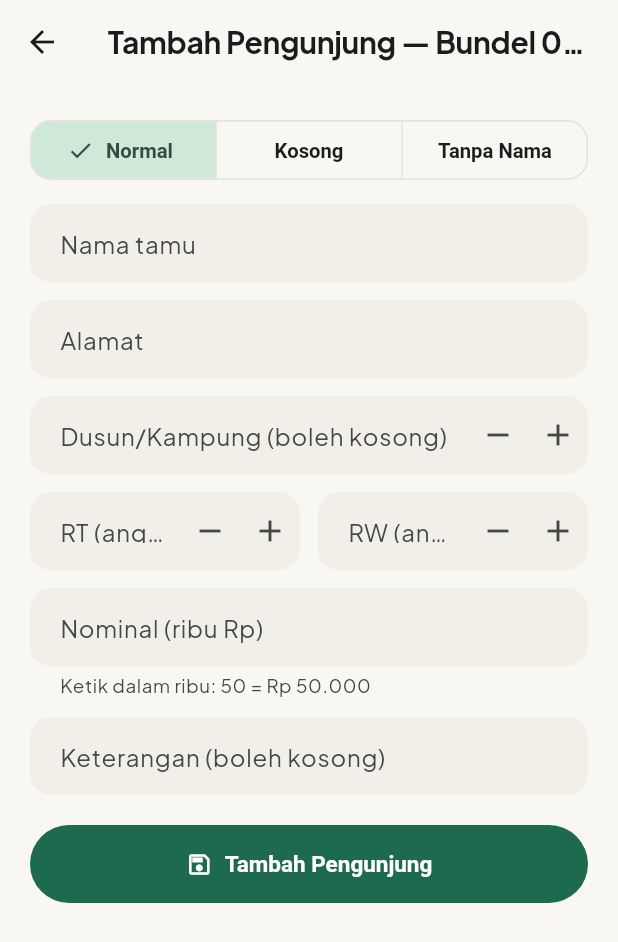
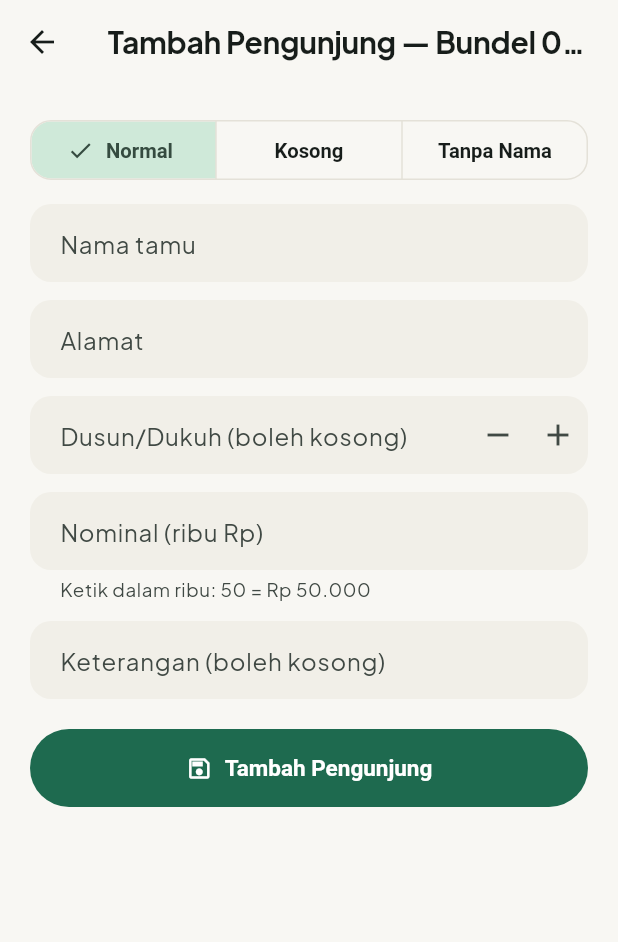
Before and after one commit to masozin/buku-hajatan, a Flutter app: the KoreksiAmplopScreen screen opened directly with empty values, on a phone screen of 412 x 824 dp. Shown: the top 942 px of the screen. Run offline on Flutter 3.47's test engine with Material 3 defaults, Android fonts, the phone set to English and light mode, and no system bars; our stand-ins replace cloud_firestore, firebase_auth, firebase_core, flutter_riverpod, package_info_plus, pdf and 1 more; missing offline and left inert: excel; accounts and stored records are empty; network calls fail.

Commit message:
Batch 37: label dusun menjadi Dusun/Dukuh + input RT/RW disembunyikan sementara di semua form (data tetap), versi 2.2.1+21

```diff
--- a/lib/screens/koreksi_amplop.dart
+++ b/lib/screens/koreksi_amplop.dart
@@ -270,27 +270,11 @@ class _KoreksiAmplopScreenState extends ConsumerState<KoreksiAmplopScreen> {
             KolomAlamat(controller: _alamat, saran: _saranAlamat),
             const SizedBox(height: 12),
             KolomDusun(controller: _dusun, teksBebas: true),
-            const SizedBox(height: 12),
-            // Batch 25: RT & RW berdampingan, stepper − / + sama
-            // seperti dusun.
-            Row(
-              crossAxisAlignment: CrossAxisAlignment.start,
-              children: [
-                Expanded(
-                  child: KolomDusun(
-                    controller: _rt,
-                    label: 'RT (angka, boleh kosong)',
-                  ),
-                ),
-                const SizedBox(width: 12),
-                Expanded(
-                  child: KolomDusun(
-                    controller: _rw,
-                    label: 'RW (angka, boleh kosong)',
-                  ),
-                ),
-              ],
-            ),
+            // Batch 37: input RT/RW DISEMBUNYIKAN sementara
+            // (permintaan Mark 2026-11-20). Controller dan nilai
+            // tersimpan tidak berubah — RT/RW lama tetap terbawa
+            // saat menyimpan; tampilkan lagi dengan mengembalikan
+            // baris Row RT/RW di sini.
             const SizedBox(height: 12),
             ValueListenableBuilder<TextEditingValue>(
               valueListenable: _nominal,
--- a/lib/widgets/detail_pengunjung.dart
+++ b/lib/widgets/detail_pengunjung.dart
@@ -46,9 +46,9 @@ Future<String?> tampilkanDetailPengunjung({
     if (a.alamat != null && a.alamat!.isNotEmpty) ('Alamat', a.alamat!),
     if (a.dusun != null)
       (
-        // Batch 36: label mengikuti isi — angka murni "Dusun",
-        // teks berlabel ("SP 2") "Dusun/Kampung".
-        dusunNumerik(a.dusun) ? 'Dusun' : 'Dusun/Kampung',
+        // Batch 36/37: label mengikuti isi — angka murni
+        // "Dusun", teks berlabel ("SP 2") "Dusun/Dukuh".
+        dusunNumerik(a.dusun) ? 'Dusun' : 'Dusun/Dukuh',
         a.dusun!,
       ),
     if (a.rt != null) ('RT', '${a.rt}'),
--- a/lib/widgets/kolom_form.dart
+++ b/lib/widgets/kolom_form.dart
@@ -23,7 +23,7 @@ class KolomDusun extends StatelessWidget {
   const KolomDusun({
     super.key,
     required this.controller,
-    this.label = 'Dusun/Kampung (boleh kosong)',
+    this.label = 'Dusun/Dukuh (boleh kosong)',
     this.onSubmitted,
     this.teksBebas = false,
   });
--- a/pubspec.yaml
+++ b/pubspec.yaml
@@ -16,7 +16,7 @@ publish_to: 'none' # Remove this line if you wish to publish to pub.dev
 # https://developer.apple.com/library/archive/documentation/General/Reference/InfoPlistKeyReference/Articles/CoreFoundationKeys.html
 # In Windows, build-name is used as the major, minor, and patch parts
 # of the product and file versions while build-number is used as the build suffix.
-version: 2.2.0+20
+version: 2.2.1+21
 
 environment:
   sdk: ^3.13.7
```
Also changed, not shown: lib/screens/buku_tamu.dart (+4 -21 lines), lib/screens/detail_acara.dart (+5 -17 lines), lib/screens/pencatatan.dart (+4 -23 lines), 1 other file.
